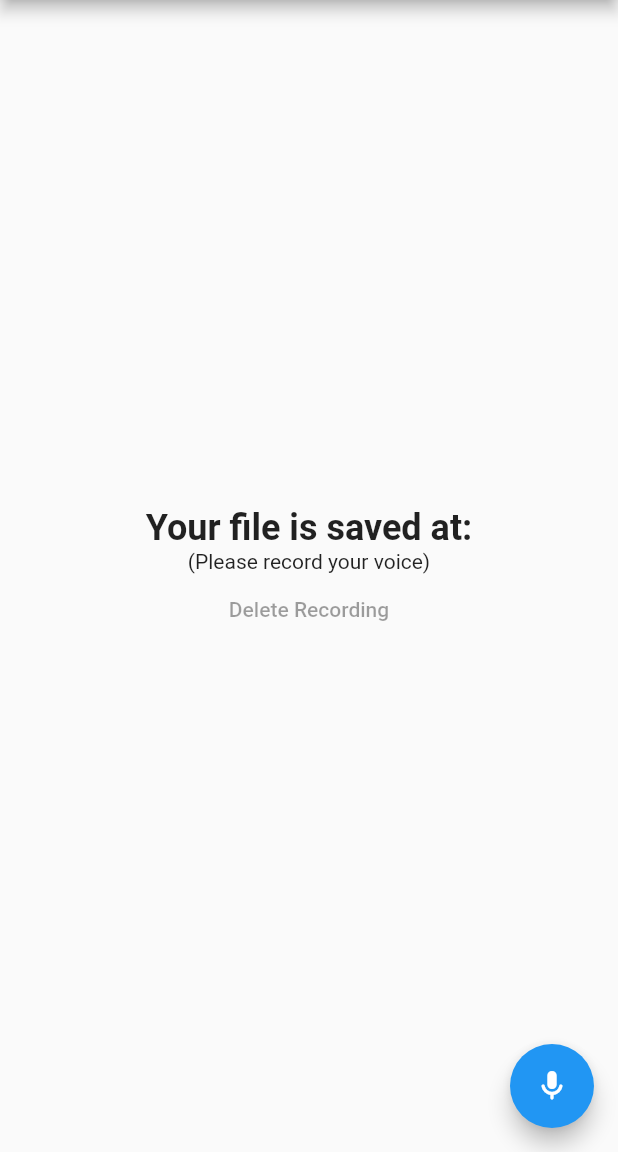
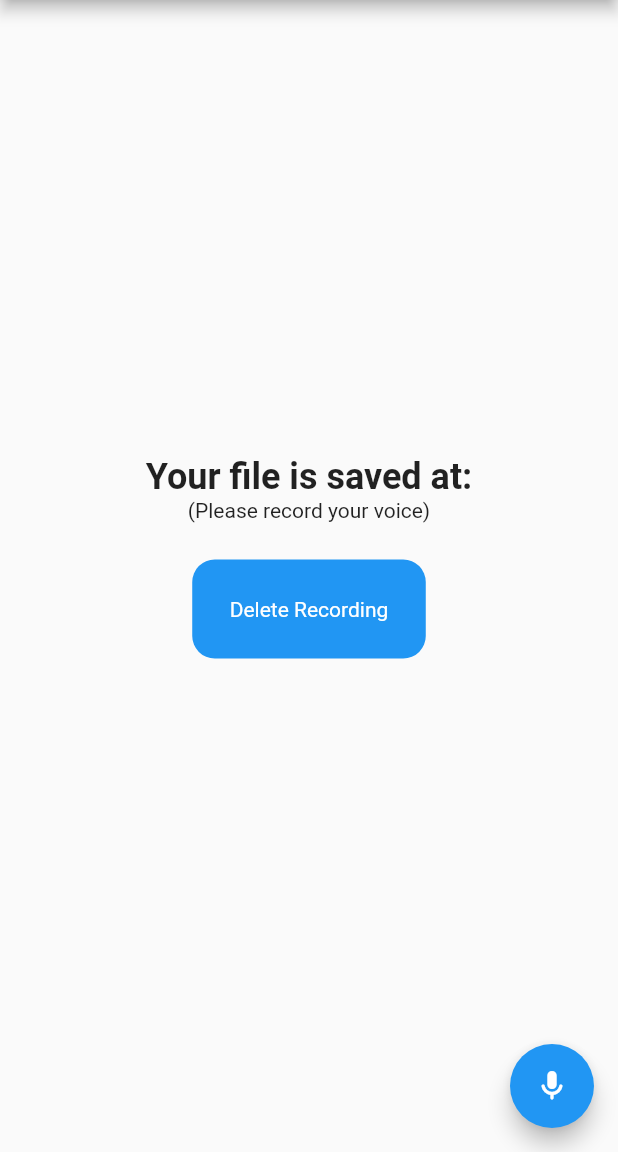
Before and after one commit to PhysicalRevelry/audio_recording_fuckaround, a Flutter app: the screen it shows after launch, after a tap on the "mic" icon, on a phone screen of 412 x 824 dp, the part 84-1236 px from its top. Run offline on Flutter 3.47's test engine with Material 2 defaults, Android fonts, the phone set to English and light mode, and no system bars; our stand-ins replace file; missing offline and left inert: app_settings, flutter_audio_recorder.

```diff
--- a/lib/record.dart
+++ b/lib/record.dart
@@ -54,12 +54,20 @@ class MyHomePage extends StatelessWidget {
                         : "(Please record your voice)"),
                 GestureDetector(
                   onTap: (){
-                    //TODO put your delete and init fxn here
-                    record.deleteRecording().then((value) => record.init(context));
+                    record.delete(context);
+                    record.current.path = null;
                   },
-                  child: FlatButton(
-                    color: Colors.blue,
-                    child: Text('Delete Recording'),
+                  child: Container(
+                    padding: EdgeInsets.all(25),
+                    margin: EdgeInsets.symmetric(vertical: 25.0),
+                    decoration: BoxDecoration(
+                      borderRadius: BorderRadius.circular(15.0),
+                      color: Colors.blue,
+                    ),
+                    child: Text('Delete Recording',
+                    style: TextStyle(
+                      color: Colors.white,
+                    ),),
                   ),
                 )
               ],
```
Also changed, not shown: lib/state.dart (+18 -22 lines), pubspec.lock, 2 other files.
